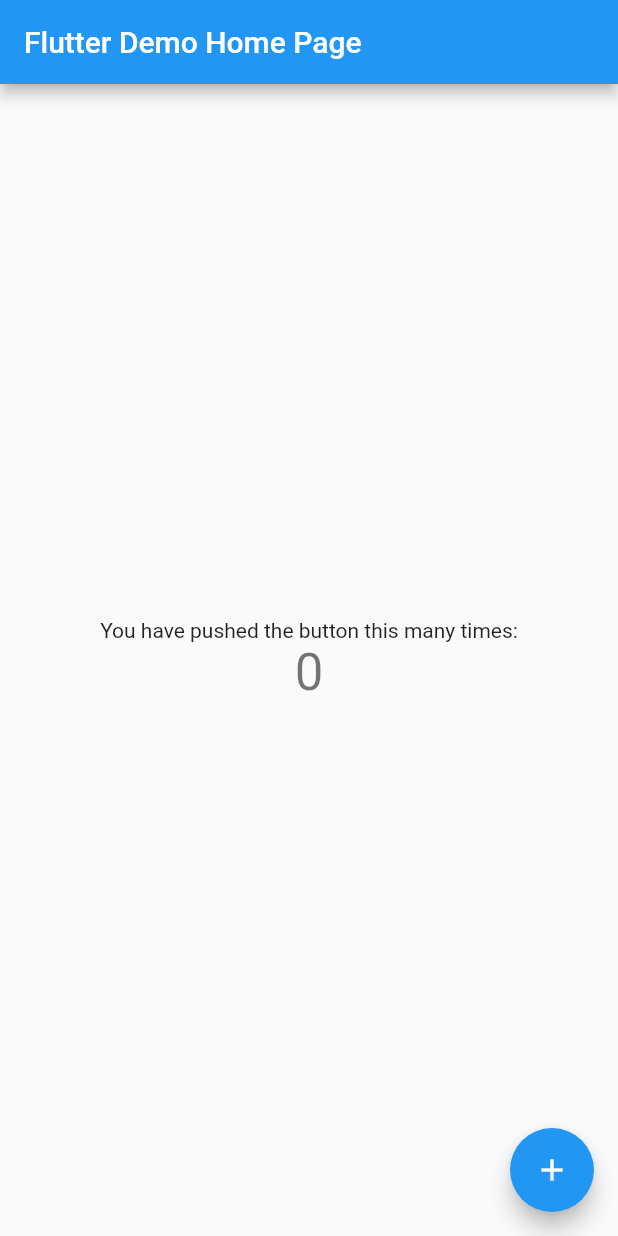
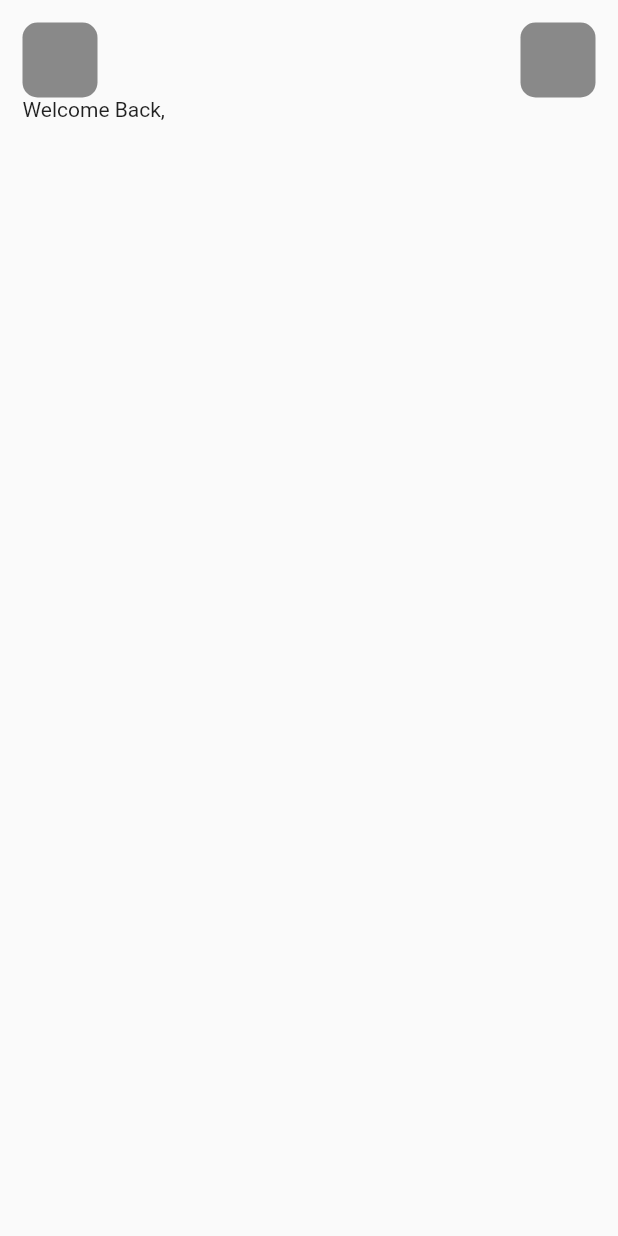
Before and after one commit to Ahmadsaniliman/NewsBlogUI, a Flutter app: the screen it shows after launch, on a phone screen of 412 x 824 dp. Run offline on Flutter 3.47's test engine with Material 2 defaults, Android fonts, the phone set to English and light mode, and no system bars.

Commit message:
first commit

```diff
--- /dev/null
+++ b/lib/Model/model.dart
@@ -0,0 +1,7 @@
+import 'package:flutter/material.dart';
+
+final List<Widget> stackedWidgets = [
+  Stack(
+    children: const [],
+  ),
+];
--- /dev/null
+++ b/lib/UI/home.dart
@@ -0,0 +1,56 @@
+import 'package:flutter/material.dart';
+
+class HomePage extends StatelessWidget {
+  const HomePage({Key? key}) : super(key: key);
+
+  @override
+  Widget build(BuildContext context) {
+    return Scaffold(
+      body: SafeArea(
+        child: Padding(
+          padding: const EdgeInsets.symmetric(
+            vertical: 15.0,
+            horizontal: 15.0,
+          ),
+          child: Column(
+            children: [
+              Row(
+                mainAxisAlignment: MainAxisAlignment.spaceBetween,
+                children: [
+                  Container(
+                    height: 50.0,
+                    width: 50.0,
+                    decoration: BoxDecoration(
+                      borderRadius: BorderRadius.circular(10.0),
+                      color: Colors.black45,
+                    ),
+                    // child: ,
+                  ),
+                  Container(
+                    height: 50.0,
+                    width: 50.0,
+                    decoration: BoxDecoration(
+                      borderRadius: BorderRadius.circular(10.0),
+                      color: Colors.black45,
+                    ),
+                    // child: ,
+                  ),
+                ],
+              ),
+              Column(
+                children: [
+                  Row(
+                    children: const [
+                      Text('Welcome Back,'),
+                      //  Image.asset('assets/images/image 1.png'),
+                    ],
+                  ),
+                ],
+              ),
+            ],
+          ),
+        ),
+      ),
+    );
+  }
+}
--- a/lib/main.dart
+++ b/lib/main.dart
@@ -1,4 +1,5 @@
 import 'package:flutter/material.dart';
+import 'package:newsblogui/UI/home.dart';
 
 void main() {
   runApp(const MyApp());
@@ -6,110 +7,40 @@
 
 class MyApp extends StatelessWidget {
   const MyApp({Key? key}) : super(key: key);
-
-  // This widget is the root of your application.
   @override
   Widget build(BuildContext context) {
     return MaterialApp(
-      title: 'Flutter Demo',
-      theme: ThemeData(
-        // This is the theme of your application.
-        //
-        // Try running your application with "flutter run". You'll see the
-        // application has a blue toolbar. Then, without quitting the app, try
-        // changing the primarySwatch below to Colors.green and then invoke
-        // "hot reload" (press "r" in the console where you ran "flutter run",
-        // or simply save your changes to "hot reload" in a Flutter IDE).
-        // Notice that the counter didn't reset back to zero; the application
-        // is not restarted.
-        primarySwatch: Colors.blue,
-      ),
-      home: const MyHomePage(title: 'Flutter Demo Home Page'),
+      debugShowCheckedModeBanner: false,
+      title: 'News UI',
+      theme: ThemeData(),
+      home: const HomePage(),
     );
   }
 }
 
-class MyHomePage extends StatefulWidget {
-  const MyHomePage({Key? key, required this.title}) : super(key: key);
 
-  // This widget is the home page of your application. It is stateful, meaning
-  // that it has a State object (defined below) that contains fields that affect
-  // how it looks.
 
-  // This class is the configuration for the state. It holds the values (in this
-  // case the title) provided by the parent (in this case the App widget) and
-  // used by the build method of the State. Fields in a Widget subclass are
-  // always marked "final".
 
-  final String title;
-
-  @override
-  State<MyHomePage> createState() => _MyHomePageState();
-}
-
-class _MyHomePageState extends State<MyHomePage> {
-  int _counter = 0;
-
-  void _incrementCounter() {
-    setState(() {
-      // This call to setState tells the Flutter framework that something has
-      // changed in this State, which causes it to rerun the build method below
-      // so that the display can reflect the updated values. If we changed
-      // _counter without calling setState(), then the build method would not be
-      // called again, and so nothing would appear to happen.
-      _counter++;
-    });
-  }
-
-  @override
-  Widget build(BuildContext context) {
-    // This method is rerun every time setState is called, for instance as done
-    // by the _incrementCounter method above.
-    //
-    // The Flutter framework has been optimized to make rerunning build methods
-    // fast, so that you can just rebuild anything that needs updating rather
-    // than having to individually change instances of widgets.
-    return Scaffold(
-      appBar: AppBar(
-        // Here we take the value from the MyHomePage object that was created by
-        // the App.build method, and use it to set our appbar title.
-        title: Text(widget.title),
-      ),
-      body: Center(
-        // Center is a layout widget. It takes a single child and positions it
-        // in the middle of the parent.
-        child: Column(
-          // Column is also a layout widget. It takes a list of children and
-          // arranges them vertically. By default, it sizes itself to fit its
-          // children horizontally, and tries to be as tall as its parent.
-          //
-          // Invoke "debug painting" (press "p" in the console, choose the
-          // "Toggle Debug Paint" action from the Flutter Inspector in Android
-          // Studio, or the "Toggle Debug Paint" command in Visual Studio Code)
-          // to see the wireframe for each widget.
-          //
-          // Column has various properties to control how it sizes itself and
-          // how it positions its children. Here we use mainAxisAlignment to
-          // center the children vertically; the main axis here is the vertical
-          // axis because Columns are vertical (the cross axis would be
-          // horizontal).
-          mainAxisAlignment: MainAxisAlignment.center,
-          children: <Widget>[
-            const Text(
-              'You have pushed the button this many times:',
-            ),
-            Text(
-              '$_counter',
-              style: Theme.of(context).textTheme.headline4,
-            ),
-          ],
-        ),
-      ),
-      floatingActionButton: FloatingActionButton(
-        onPressed: _incrementCounter,
-        tooltip: 'Increment',
-        child: const Icon(Icons.add),
-      ), // This trailing comma makes auto-formatting nicer for build methods.
-    );
-  }
-}
+// Positioned(
+//   // groupvYu (1:53)
+//   left:  0*fem,
+//   top:  0*fem,
+//   child:
+// Align(
+//   child:
+// SizedBox(
+//   width:  336*fem,
+//   height:  294*fem,
+//   child:
+// Opacity(
+//   opacity:  0.15,
+//   child:
+// Image.network(
+//   [Image url]
+//   width:  336*fem,
+//   height:  294*fem,
+// ),
+// ),
+// ),
+// ),
+// ),
--- a/pubspec.yaml
+++ b/pubspec.yaml
@@ -58,9 +58,9 @@
   uses-material-design: true
 
   # To add assets to your application, add an assets section, like this:
-  # assets:
-  #   - images/a_dot_burr.jpeg
-  #   - images/a_dot_ham.jpeg
+  assets:
+    - assets/images/
+    - assets/icons/
 
   # An image asset can refer to one or more resolution-specific "variants", see
   # https://flutter.dev/assets-and-images/#resolution-aware.
```
Also changed, not shown: assets/icons/Vector (35).png (added), assets/icons/Vector (36).png (added), assets/images/Rectangle 17.png (added), assets/images/Rectangle 19.png (added), assets/images/Vector (30).png (added), assets/images/Vector (31).png (added), assets/images/Vector (32).png (added), assets/images/Vector (33).png (added), assets/images/Vector (34).png (added), assets/images/image 1.png (added), assets/images/image 3 (1).png (added), assets/images/image 4.png (added), assets/images/image 5.png (added), lib/UI/details.dart (added).
